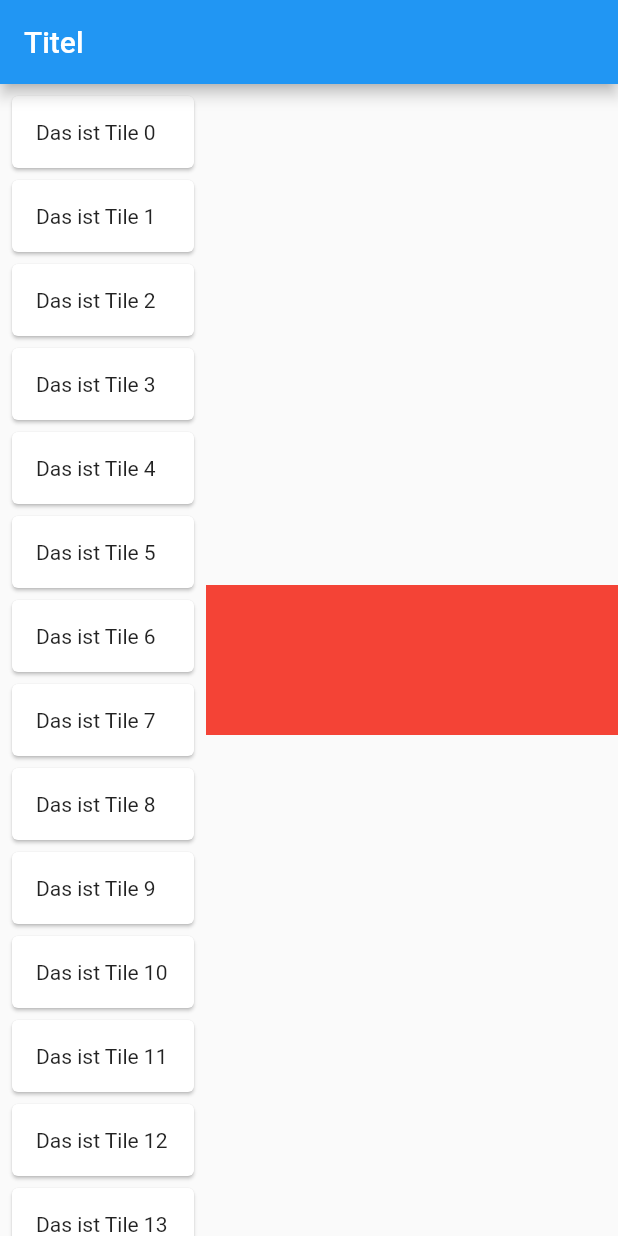
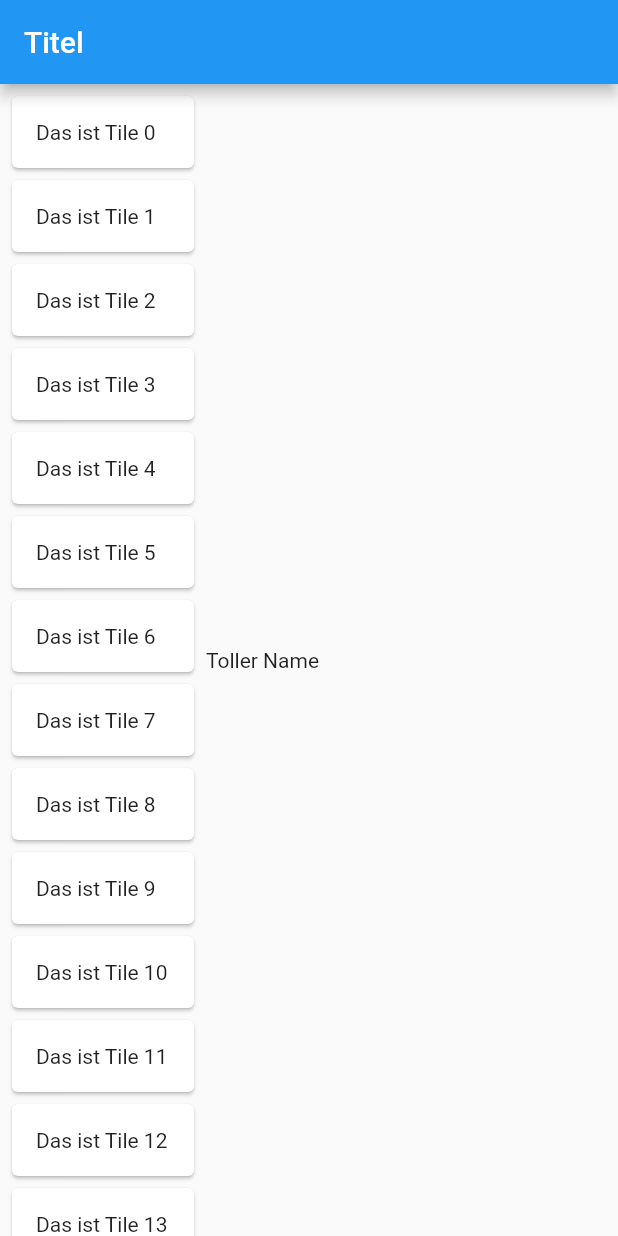
Before and after one commit to andfaxle/blackbeardboard-frontend, a Flutter app: the screen it shows after launch, on a phone screen of 412 x 824 dp. Run offline on Flutter 3.47's test engine with Material 2 defaults, Android fonts, the phone set to English and light mode, and no system bars.

Commit message:
template for backend_connector created

```diff
--- /dev/null
+++ b/lib/backend_connector.dart
@@ -0,0 +1,22 @@
+
+
+class BackendConnector{
+
+  Future<Blackboard> getBoard(String name) async {
+    await Future.delayed(Duration(milliseconds: 3000));
+    return Blackboard("Toller Name");
+  }
+
+  void registerOnBoardChange(String name,Function(Blackboard blackboard) callback){
+
+  }
+
+}
+
+class Blackboard{
+
+  Blackboard(this.name);
+
+  final String name;
+
+}
--- a/lib/main.dart
+++ b/lib/main.dart
@@ -1,3 +1,4 @@
+import 'package:blackbeards_board/backend_connector.dart';
 import 'package:flutter/material.dart';
 
 void main() {
@@ -31,8 +32,26 @@ class MyHomePage extends StatefulWidget {
 }
 
 class _MyHomePageState extends State<MyHomePage> {
+
+  BackendConnector backendConnector;
+
+  void onBoardChanged(Blackboard blackboard){
+    setState(() {
+
+    });
+  }
+
+  @override
+  void initState() {
+    super.initState();
+    backendConnector = BackendConnector();
+    backendConnector.registerOnBoardChange("name", onBoardChanged);
+  }
+
   @override
   Widget build(BuildContext context) {
+
+
     return Scaffold(
         appBar: AppBar(
           title: Text("Titel"),
@@ -55,10 +74,24 @@ class _MyHomePageState extends State<MyHomePage> {
           ),
           Expanded(
             flex: 2,
-            child: Container(
-              color: Colors.red,
-              height: 100,
-            ),
+            child: FutureBuilder<Blackboard>(
+              future: backendConnector.getBoard("Test"),
+              builder: (BuildContext context, AsyncSnapshot<Blackboard> snapshot) {
+                if(snapshot.hasError){
+                  return Text("Someting unexpected happend");
+                }
+                if(snapshot.hasData){
+                  return Text(snapshot.data.name);
+                }else{
+                  return SizedBox(
+                    width: 50,
+                    height: 50,
+                    child: CircularProgressIndicator(),
+                  );
+                }
+              },
+
+            )
           )
         ]));
   }
```
